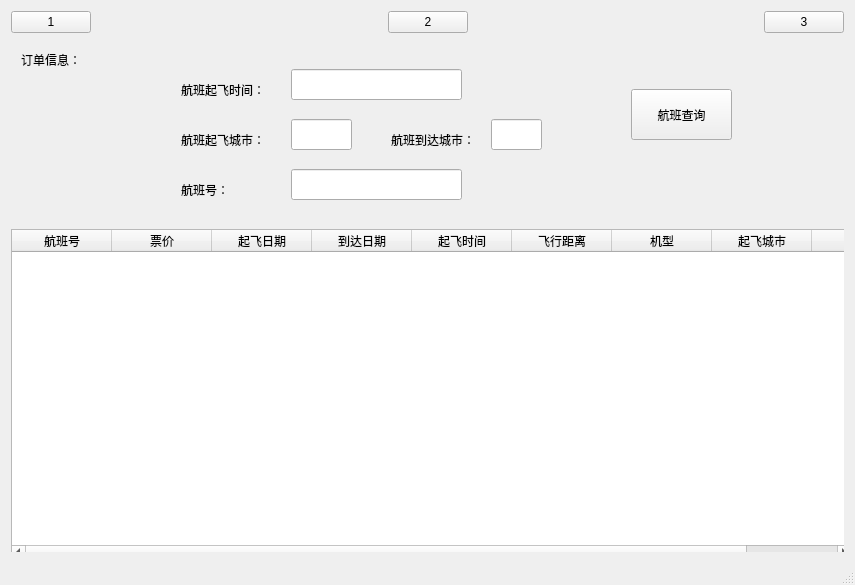
yukib4haru/AirTicketCHD, file mainwindow.ui: the form before one commit.
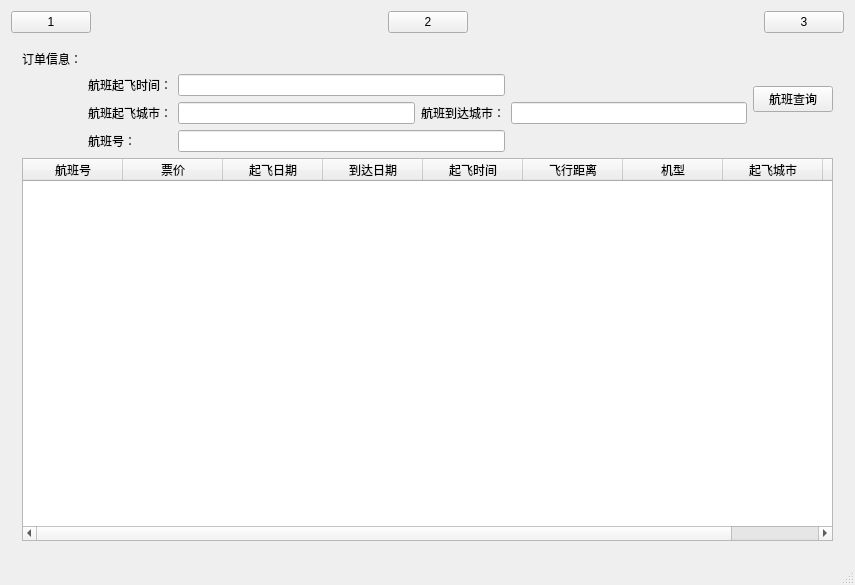
The form after the commit. The open tabs and pages were chosen to show the change.

What changed in the file:
```diff
--- a/mainwindow.ui
+++ b/mainwindow.ui
@@ -200,194 +200,126 @@
        </widget>
       </widget>
       <widget class="QWidget" name="page_3">
-       <widget class="QLabel" name="label_3">
-        <property name="geometry">
-         <rect>
-          <x>10</x>
-          <y>10</y>
-          <width>61</width>
-          <height>21</height>
-         </rect>
-        </property>
-        <property name="styleSheet">
-         <string notr="true">font: 12pt &quot;黑体&quot;;</string>
-        </property>
-        <property name="text">
-         <string>订单信息：</string>
-        </property>
-       </widget>
-       <widget class="QTableWidget" name="looktable_2">
-        <property name="geometry">
-         <rect>
-          <x>0</x>
-          <y>190</y>
-          <width>841</width>
-          <height>331</height>
-         </rect>
-        </property>
-        <column>
-         <property name="text">
-          <string>航班号</string>
-         </property>
-        </column>
-        <column>
-         <property name="text">
-          <string>票价</string>
-         </property>
-        </column>
-        <column>
-         <property name="text">
-          <string>起飞日期</string>
-         </property>
-        </column>
-        <column>
-         <property name="text">
-          <string>到达日期</string>
-         </property>
-        </column>
-        <column>
-         <property name="text">
-          <string>起飞时间</string>
-         </property>
-        </column>
-        <column>
-         <property name="text">
-          <string>飞行距离</string>
-         </property>
-        </column>
-        <column>
-         <property name="text">
-          <string>机型</string>
-         </property>
-        </column>
-        <column>
-         <property name="text">
-          <string>起飞城市</string>
-         </property>
-        </column>
-        <column>
-         <property name="text">
-          <string>目的地</string>
-         </property>
-        </column>
-       </widget>
-       <widget class="QLineEdit" name="lineEdit">
-        <property name="geometry">
-         <rect>
-          <x>280</x>
-          <y>30</y>
-          <width>171</width>
-          <height>31</height>
-         </rect>
-        </property>
-       </widget>
-       <widget class="QLineEdit" name="lineEdit_2">
-        <property name="geometry">
-         <rect>
-          <x>280</x>
-          <y>80</y>
-          <width>61</width>
-          <height>31</height>
-         </rect>
-        </property>
-       </widget>
-       <widget class="QLineEdit" name="lineEdit_3">
-        <property name="geometry">
-         <rect>
-          <x>280</x>
-          <y>130</y>
-          <width>171</width>
-          <height>31</height>
-         </rect>
-        </property>
-       </widget>
-       <widget class="QLabel" name="label_6">
-        <property name="geometry">
-         <rect>
-          <x>170</x>
-          <y>40</y>
-          <width>81</width>
-          <height>21</height>
-         </rect>
-        </property>
-        <property name="styleSheet">
-         <string notr="true">font: 12pt &quot;黑体&quot;;</string>
-        </property>
-        <property name="text">
-         <string>航班起飞时间：</string>
-        </property>
-       </widget>
-       <widget class="QLabel" name="label_7">
-        <property name="geometry">
-         <rect>
-          <x>170</x>
-          <y>90</y>
-          <width>81</width>
-          <height>21</height>
-         </rect>
-        </property>
-        <property name="styleSheet">
-         <string notr="true">font: 12pt &quot;黑体&quot;;</string>
-        </property>
-        <property name="text">
-         <string>航班起飞城市：</string>
-        </property>
-       </widget>
-       <widget class="QLabel" name="label_8">
-        <property name="geometry">
-         <rect>
-          <x>170</x>
-          <y>140</y>
-          <width>61</width>
-          <height>21</height>
-         </rect>
-        </property>
-        <property name="styleSheet">
-         <string notr="true">font: 12pt &quot;黑体&quot;;</string>
-        </property>
-        <property name="text">
-         <string>航班号：</string>
-        </property>
-       </widget>
-       <widget class="QLineEdit" name="lineEdit_4">
-        <property name="geometry">
-         <rect>
-          <x>480</x>
-          <y>80</y>
-          <width>51</width>
-          <height>31</height>
-         </rect>
-        </property>
-       </widget>
-       <widget class="QLabel" name="label_9">
-        <property name="geometry">
-         <rect>
-          <x>380</x>
-          <y>90</y>
-          <width>81</width>
-          <height>21</height>
-         </rect>
-        </property>
-        <property name="styleSheet">
-         <string notr="true">font: 12pt &quot;黑体&quot;;</string>
-        </property>
-        <property name="text">
-         <string>航班到达城市：</string>
-        </property>
-       </widget>
-       <widget class="QPushButton" name="pushButton_5">
-        <property name="geometry">
-         <rect>
-          <x>620</x>
-          <y>50</y>
-          <width>101</width>
-          <height>51</height>
-         </rect>
-        </property>
-        <property name="text">
-         <string>航班查询</string>
-        </property>
-       </widget>
+       <layout class="QGridLayout" name="gridLayout_2">
+        <item row="2" column="2">
+         <widget class="QLineEdit" name="lineEdit_2"/>
+        </item>
+        <item row="2" column="3">
+         <widget class="QLabel" name="label_9">
+          <property name="styleSheet">
+           <string notr="true">font: 12pt &quot;黑体&quot;;</string>
+          </property>
+          <property name="text">
+           <string>航班到达城市：</string>
+          </property>
+         </widget>
+        </item>
+        <item row="1" column="1">
+         <widget class="QLabel" name="label_6">
+          <property name="styleSheet">
+           <string notr="true">font: 12pt &quot;黑体&quot;;</string>
+          </property>
+          <property name="text">
+           <string>航班起飞时间：</string>
+          </property>
+         </widget>
+        </item>
+        <item row="2" column="1">
+         <widget class="QLabel" name="label_7">
+          <property name="styleSheet">
+           <string notr="true">font: 12pt &quot;黑体&quot;;</string>
+          </property>
+          <property name="text">
+           <string>航班起飞城市：</string>
+          </property>
+         </widget>
+        </item>
+        <item row="0" column="0">
+         <widget class="QLabel" name="label_3">
+          <property name="styleSheet">
+           <string notr="true">font: 12pt &quot;黑体&quot;;</string>
+          </property>
+          <property name="text">
+           <string>订单信息：</string>
+          </property>
+         </widget>
+        </item>
+        <item row="1" column="5" rowspan="2">
+         <widget class="QPushButton" name="pushButton_5">
+          <property name="text">
+           <string>航班查询</string>
+          </property>
+         </widget>
+        </item>
+        <item row="1" column="2" colspan="2">
+         <widget class="QLineEdit" name="lineEdit"/>
+        </item>
+        <item row="3" column="1">
+         <widget class="QLabel" name="label_8">
+          <property name="styleSheet">
+           <string notr="true">font: 12pt &quot;黑体&quot;;</string>
+          </property>
+          <property name="text">
+           <string>航班号：</string>
+          </property>
+         </widget>
+        </item>
+        <item row="3" column="2" colspan="2">
+         <widget class="QLineEdit" name="lineEdit_3"/>
+        </item>
+        <item row="4" column="0" colspan="6">
+         <widget class="QTableWidget" name="looktable_2">
+          <column>
+           <property name="text">
+            <string>航班号</string>
+           </property>
+          </column>
+          <column>
+           <property name="text">
+            <string>票价</string>
+           </property>
+          </column>
+          <column>
+           <property name="text">
+            <string>起飞日期</string>
+           </property>
+          </column>
+          <column>
+           <property name="text">
+            <string>到达日期</string>
+           </property>
+          </column>
+          <column>
+           <property name="text">
+            <string>起飞时间</string>
+           </property>
+          </column>
+          <column>
+           <property name="text">
+            <string>飞行距离</string>
+           </property>
+          </column>
+          <column>
+           <property name="text">
+            <string>机型</string>
+           </property>
+          </column>
+          <column>
+           <property name="text">
+            <string>起飞城市</string>
+           </property>
+          </column>
+          <column>
+           <property name="text">
+            <string>目的地</string>
+           </property>
+          </column>
+         </widget>
+        </item>
+        <item row="2" column="4">
+         <widget class="QLineEdit" name="lineEdit_4"/>
+        </item>
+       </layout>
       </widget>
       <widget class="QWidget" name="page_4">
        <widget class="QTextBrowser" name="textBrowser">
```
Left out of the diff: 7 changed lines with no effect on the pictures.
